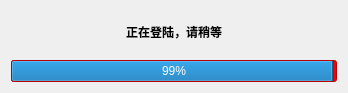
Old version of the form UI/Progress.ui in the repository TecWriterWang/PySide2_Bank_GUI.
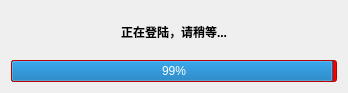
New version of the form.

Patch:
```diff
--- a/UI/Progress.ui
+++ b/UI/Progress.ui
@@ -23,7 +23,8 @@
       <string notr="true">font: 75 9pt &quot;Adobe Arabic&quot; bold;</string>
      </property>
      <property name="text">
-      <string>&lt;html&gt;&lt;head/&gt;&lt;body&gt;&lt;p&gt;&lt;span style=&quot; font-weight:600;&quot;&gt;正在登陆，请稍等&lt;/span&gt;&lt;/p&gt;&lt;/body&gt;&lt;/html&gt;</string>
+      <string>&lt;html&gt;&lt;head/&gt;&lt;body&gt;&lt;p&gt;&lt;span style=&quot;
+       font-weight:600;&quot;&gt;正在登陆，请稍等...&lt;/span&gt;&lt;/p&gt;&lt;/body&gt;&lt;/html&gt;</string>
      </property>
      <property name="alignment">
       <set>Qt::AlignCenter</set>
```
Left out of the diff: 4 changed lines with no effect on the pictures.
